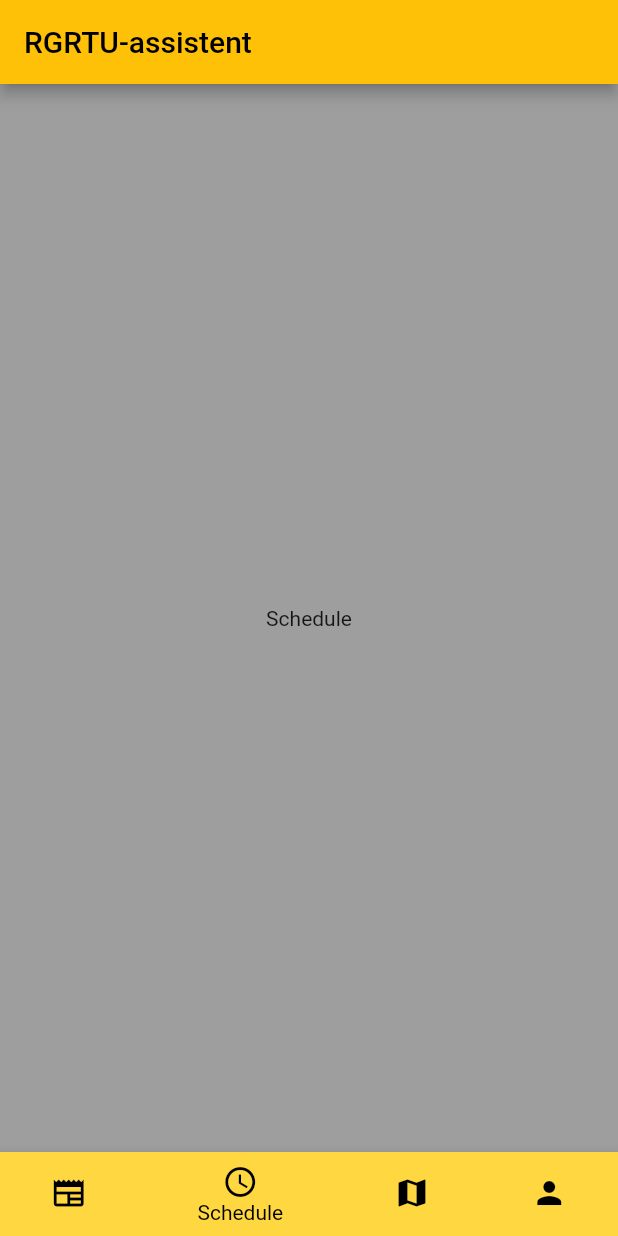
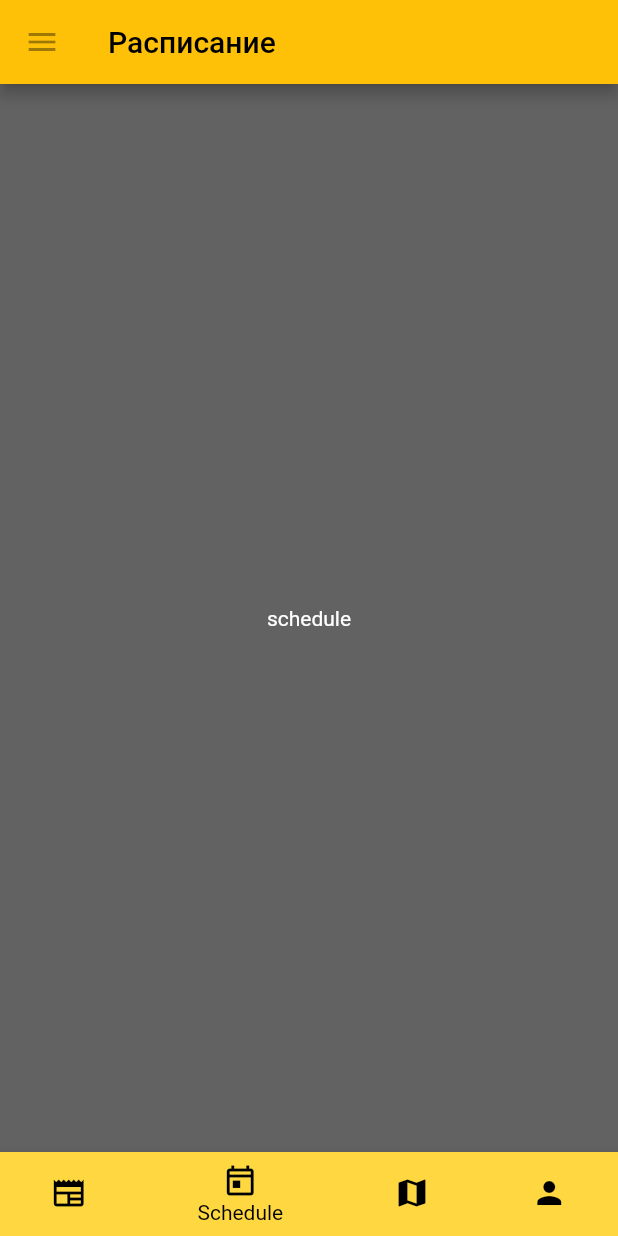
Before and after one commit to cpt-lecras/radik_project, a Flutter app: the screen it shows after launch, on a phone screen of 412 x 824 dp. Run offline on Flutter 3.47's test engine with Material 2 defaults, Android fonts, the phone set to English and light mode, and no system bars.

Commit message:
add normal title

```diff
--- a/lib/main.dart
+++ b/lib/main.dart
@@ -46,19 +46,14 @@ class _HomePage extends State<HomePage> {
   Widget build(BuildContext context) {
     return Scaffold(
       backgroundColor: Colors.black38,
-      appBar: AppBar(
-        title: const Text('RGRTU-assistent'),
-      ),
       body: Center(
         child: widgetOptions.elementAt(selectedIndex),
-        //child: Text('[место для расписания]', style: TextStyle(color: Colors.white),),
       ),
       bottomNavigationBar: BottomNavigationBar(
         currentIndex: selectedIndex,
         onTap: onItemTapped,
         unselectedItemColor: Colors.amberAccent,
         selectedItemColor: Colors.black,
-
         items: const [
           BottomNavigationBarItem(
             icon: Icon(Icons.newspaper, color: Colors.black),
@@ -66,7 +61,7 @@ class _HomePage extends State<HomePage> {
             backgroundColor: Colors.amberAccent,
           ),
           BottomNavigationBarItem(
-            icon: Icon(Icons.schedule, color: Colors.black),
+            icon: Icon(Icons.today_outlined, color: Colors.black),
             label: 'Schedule',
             backgroundColor: Colors.amberAccent,
           ),
--- a/lib/schedule.dart
+++ b/lib/schedule.dart
@@ -10,8 +10,19 @@ class Schedule extends StatefulWidget{
 class _Schedule extends State<Schedule>{
   @override
   Widget build(BuildContext context){
-    return const Center(
-      child: Text('Schedule'),
+    return Scaffold(
+      backgroundColor: Colors.black38,
+      appBar: AppBar(
+        leading: const IconButton(
+          icon: Icon(Icons.menu),
+          //tooltip: 'Navigation menu',
+          onPressed: null,
+        ),
+        title: const Text('Расписание'),
+      ),
+      body: const Center(
+        child: Text('schedule', style: TextStyle(color: Colors.white)),
+      ),
     );
 
   }
```
Also changed, not shown: lib/map.dart (+14 -4 lines), lib/news.dart (+13 -2 lines), lib/profile.dart (+13 -2 lines), pubspec.lock.
